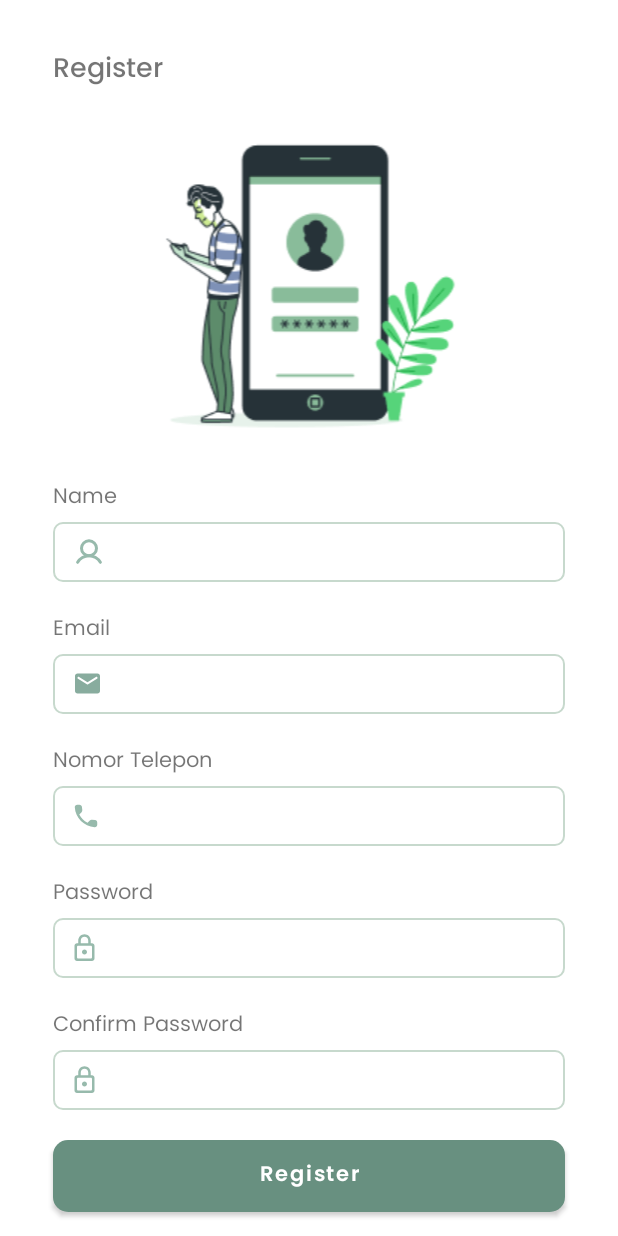
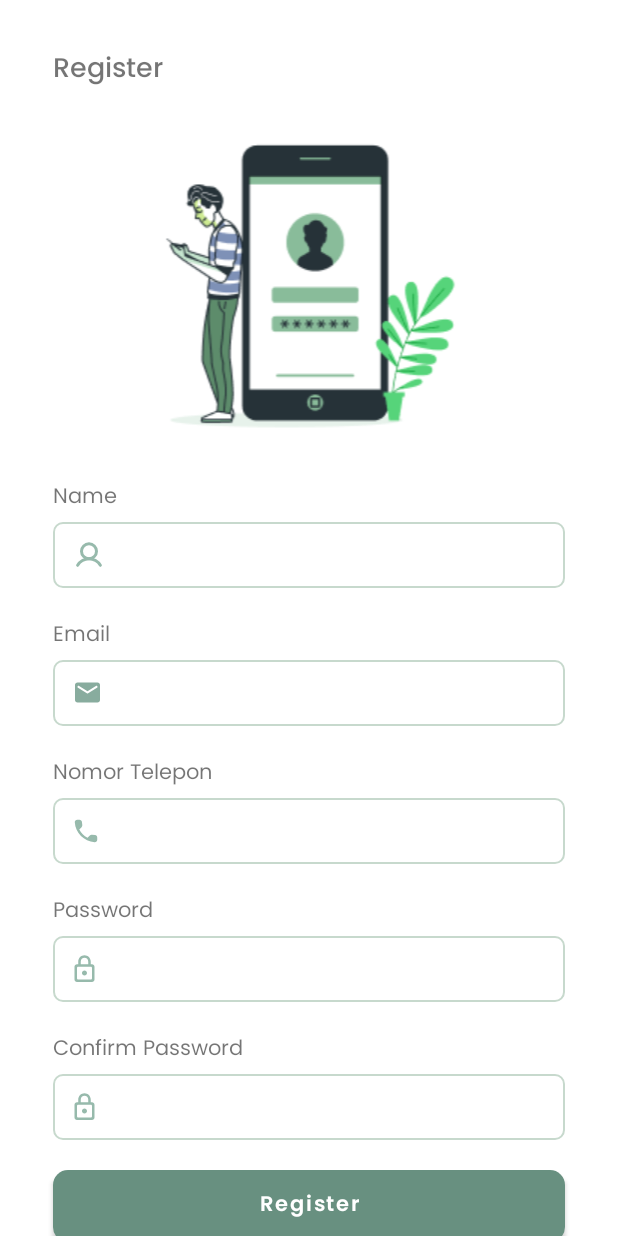
Before and after one commit to anggoroedo32/SAMAKAKI, an Android app: the screen it shows after launch (RegisterActivity), on a phone screen of 412 x 824 dp. Run offline under Robolectric (Android 15) with nearby library versions, the phone set to English and light mode, and no system bars; our stand-ins replace Dagger/Hilt's generated code.

Commit message:
fix edit text style

```diff
--- a/app/src/main/res/layout/activity_register.xml
+++ b/app/src/main/res/layout/activity_register.xml
@@ -38,7 +38,7 @@
         <EditText
             android:id="@+id/et_name"
             android:layout_width="match_parent"
-            android:layout_height="40dp"
+            android:layout_height="wrap_content"
             android:layout_marginHorizontal="35dp"
             style="@style/TextfieldsStyle"
             android:drawableStart="@drawable/ic_name_et"
@@ -66,7 +66,7 @@
             android:drawableStart="@drawable/ic_email_et"
             android:inputType="textEmailAddress"
             android:layout_width="match_parent"
-            android:layout_height="40dp"
+            android:layout_height="wrap_content"
             android:layout_marginHorizontal="35dp"/>
 
         <TextView
@@ -89,7 +89,7 @@
             android:drawableStart="@drawable/ic_phone_et"
             android:inputType="number"
             android:layout_width="match_parent"
-            android:layout_height="40dp"
+            android:layout_height="wrap_content"
             android:layout_marginHorizontal="35dp"/>
 
         <TextView
@@ -107,7 +107,7 @@
             android:id="@+id/et_password"
             style="@style/TextfieldsStyle"
             android:layout_width="match_parent"
-            android:layout_height="40dp"
+            android:layout_height="wrap_content"
             android:layout_marginHorizontal="35dp"
             android:inputType="textPassword"
             android:drawableStart="@drawable/ic_password_et"
@@ -134,7 +134,7 @@
             style="@style/TextfieldsStyle"
             android:drawableStart="@drawable/ic_password_et"
             android:layout_width="match_parent"
-            android:layout_height="40dp"
+            android:layout_height="wrap_content"
             android:layout_marginHorizontal="35dp"
             android:inputType="textPassword" />
 
--- a/app/src/main/res/values/styles.xml
+++ b/app/src/main/res/values/styles.xml
@@ -214,6 +214,7 @@
         <item name="android:paddingEnd">@dimen/dimen_8</item>
         <item name="android:drawablePadding">@dimen/dimen_10</item>
         <item name="android:layout_marginHorizontal" tools:targetApi="o">@dimen/dimen_35</item>
+        <item name="android:paddingVertical" tools:targetApi="o">@dimen/dimen_10</item>
         <item name="android:background">@drawable/rounded_textfield</item>
         <item name="android:textColor">@color/neutral_500</item>
         <item name="android:textSize">14sp</item>
```
